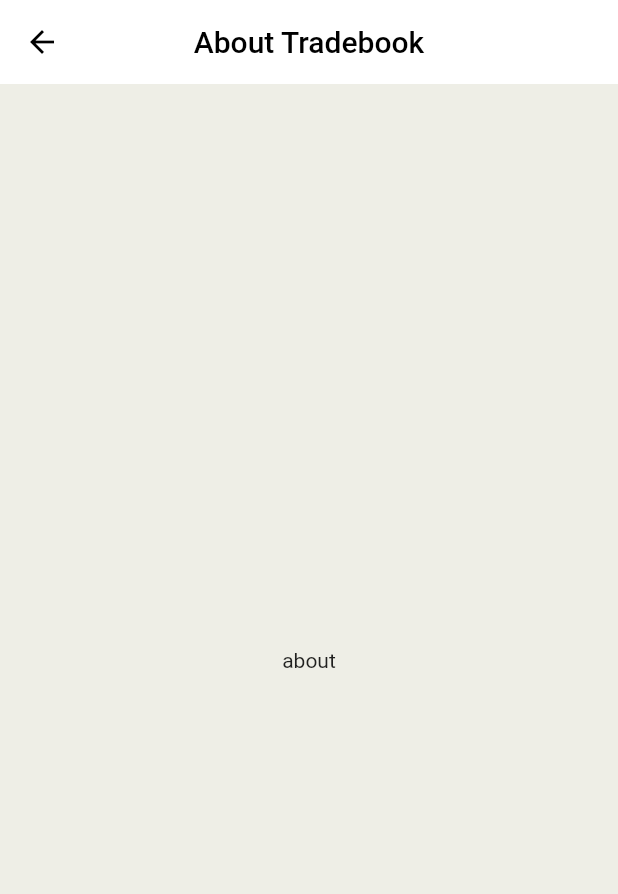
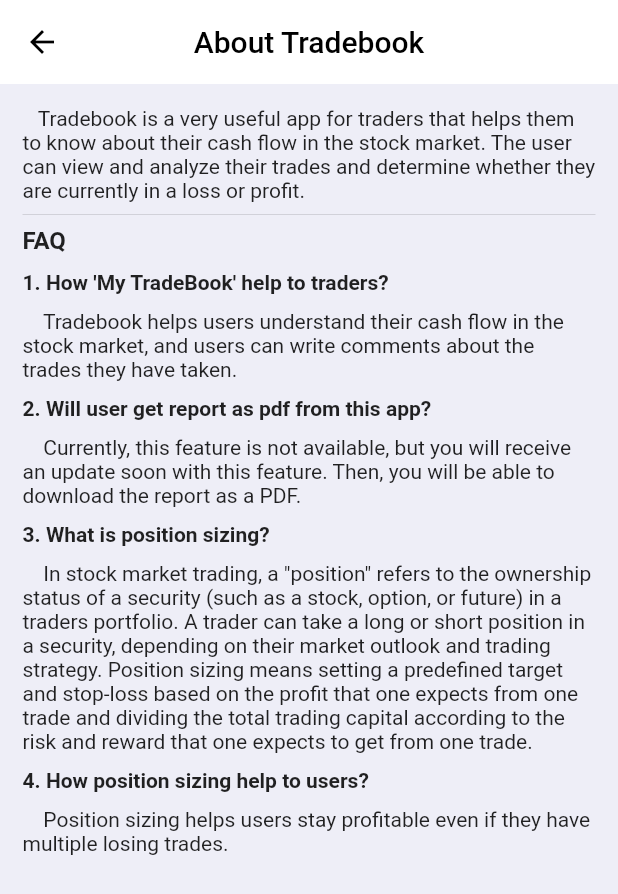
Before and after one commit to Vineeth-Kolichal/trading-edge-dev, a Flutter app: the PageAboutTradeBokk screen opened directly, on a phone screen of 412 x 824 dp. Shown: the top 894 px of the screen. Run offline on Flutter 3.47's test engine with Material 2 defaults, Android fonts, the phone set to English and light mode, and no system bars; our stand-ins replace animated_splash_screen, cloud_firestore, connectivity_plus, firebase_auth, firebase_core, firebase_storage and 13 more; missing offline and left inert: d_chart, flutter_gif; accounts and stored records are empty.

Commit message:
about tradebook completed

```diff
--- a/lib/drawer_pages/page_about_tradebook.dart
+++ b/lib/drawer_pages/page_about_tradebook.dart
@@ -1,4 +1,5 @@
 import 'package:flutter/material.dart';
+import 'package:my_tradebook/screens/login/screen_login.dart';
 import 'package:my_tradebook/widgets/widget_appbar.dart';
 
 class PageAboutTradeBokk extends StatelessWidget {
@@ -7,10 +8,55 @@
   @override
   Widget build(BuildContext context) {
     return Scaffold(
-      backgroundColor: Color.fromARGB(255, 238, 238, 230),
-      appBar: WidgetAppbar(title: 'About Tradebook'),
+      backgroundColor: const Color.fromARGB(255, 238, 238, 247),
+      appBar: const WidgetAppbar(title: 'About Tradebook'),
       body: SafeArea(
-        child: Center(child: Text('about')),
+        child: Padding(
+          padding: const EdgeInsets.all(15.0),
+          child: ListView(
+            children: [
+              const Text(
+                  '\t\t\tTradebook is a very useful app for traders that helps them to know about their cash flow in the stock market. The user can view and analyze their trades and determine whether they are currently in a loss or profit.'),
+              const Divider(),
+              const Text(
+                'FAQ',
+                style: TextStyle(fontWeight: FontWeight.w700, fontSize: 16),
+              ),
+              sizedBoxTen,
+              const Text(
+                "1. How 'My TradeBook' help to traders?",
+                style: TextStyle(fontWeight: FontWeight.w700),
+              ),
+              sizedBoxTen,
+              const Text(
+                  '\t\t\t Tradebook helps users understand their cash flow in the stock market, and users can write comments about the trades they have taken.'),
+              sizedBoxTen,
+              const Text(
+                "2. Will user get report as pdf from this app?",
+                style: TextStyle(fontWeight: FontWeight.w700),
+              ),
+              sizedBoxTen,
+              const Text(
+                  '\t\t\t Currently, this feature is not available, but you will receive an update soon with this feature. Then, you will be able to download the report as a PDF.'),
+              sizedBoxTen,
+              const Text(
+                "3. What is position sizing?",
+                style: TextStyle(fontWeight: FontWeight.w700),
+              ),
+              sizedBoxTen,
+              const Text(
+                  '\t\t\t In stock market trading, a "position" refers to the ownership status of a security (such as a stock, option, or future) in a traders portfolio. A trader can take a long or short position in a security, depending on their market outlook and trading strategy. Position sizing means setting a predefined target and stop-loss based on the profit that one expects from one trade and dividing the total trading capital according to the risk and reward that one expects to get from one trade.'),
+              sizedBoxTen,
+              const Text(
+                "4. How position sizing help to users?",
+                style: TextStyle(fontWeight: FontWeight.w700),
+              ),
+              sizedBoxTen,
+              const Text(
+                  '\t\t\t Position sizing helps users stay profitable even if they have multiple losing trades.'),
+            ],
+          ),
+        ),
       ),
     );
   }
--- a/lib/drawer_pages/page_contact_us.dart
+++ b/lib/drawer_pages/page_contact_us.dart
@@ -9,7 +9,7 @@
   @override
   Widget build(BuildContext context) {
     return Scaffold(
-      backgroundColor: Color.fromARGB(255, 238, 238, 230),
+      backgroundColor: const Color.fromARGB(255, 238, 238, 247),
       appBar: WidgetAppbar(title: 'Contact Us'),
       body: SafeArea(
           child: Padding(
--- a/lib/drawer_pages/page_terms_of_user.dart
+++ b/lib/drawer_pages/page_terms_of_user.dart
@@ -8,8 +8,8 @@
   @override
   Widget build(BuildContext context) {
     return Scaffold(
-      backgroundColor: const Color.fromARGB(255, 238, 238, 230),
-      appBar:  WidgetAppbar(title: 'Terms of use'),
+      backgroundColor: const Color.fromARGB(255, 238, 238, 247),
+      appBar: const WidgetAppbar(title: 'Terms of use'),
       body: SafeArea(
           child: SingleChildScrollView(
         child: Padding(
--- a/lib/screens/home/screen_home.dart
+++ b/lib/screens/home/screen_home.dart
@@ -43,7 +43,7 @@
 
   int _selectedTabIndex = 0;
 
-  final List _pages =  [
+  final List _pages = [
     PageDashboard(),
     PageTradesLog(),
     PageFund(),
@@ -62,6 +62,7 @@
   @override
   Widget build(BuildContext context) {
     return Scaffold(
+      //backgroundColor: customPrimaryColor[50],
       backgroundColor: const Color.fromARGB(255, 238, 238, 247),
       key: scaffoldKey,
       drawer: const Drawer(
@@ -355,7 +356,7 @@
       type: BottomNavigationBarType.fixed,
       selectedFontSize: 12,
       unselectedFontSize: 12,
-      selectedItemColor:const  Color(0xFF648BF8),
+      selectedItemColor: const Color(0xFF648BF8),
       unselectedItemColor: const Color.fromARGB(255, 131, 129, 129),
       showUnselectedLabels: true,
       items: const <BottomNavigationBarItem>[
--- a/lib/widgets/widget_search_gif.dart
+++ b/lib/widgets/widget_search_gif.dart
@@ -1,6 +1,4 @@
 import 'package:flutter/material.dart';
-import 'package:flutter/src/widgets/framework.dart';
-import 'package:flutter/src/widgets/placeholder.dart';
 import 'package:flutter_gif/flutter_gif.dart';
 
 class WidgetSearchGif extends StatefulWidget {
@@ -15,8 +13,8 @@
   late FlutterGifController controller;
   @override
   void initState() {
+    super.initState();
     controller = FlutterGifController(vsync: this);
-    // TODO: implement initState
     WidgetsBinding.instance.addPostFrameCallback((_) {
       controller.repeat(
         min: 0,
```
Also changed, not shown: lib/screens/home/pages/page_add_trade_logs.dart (+3 -4 lines), lib/screens/home/pages/page_trades_log.dart (+5 -4 lines).
